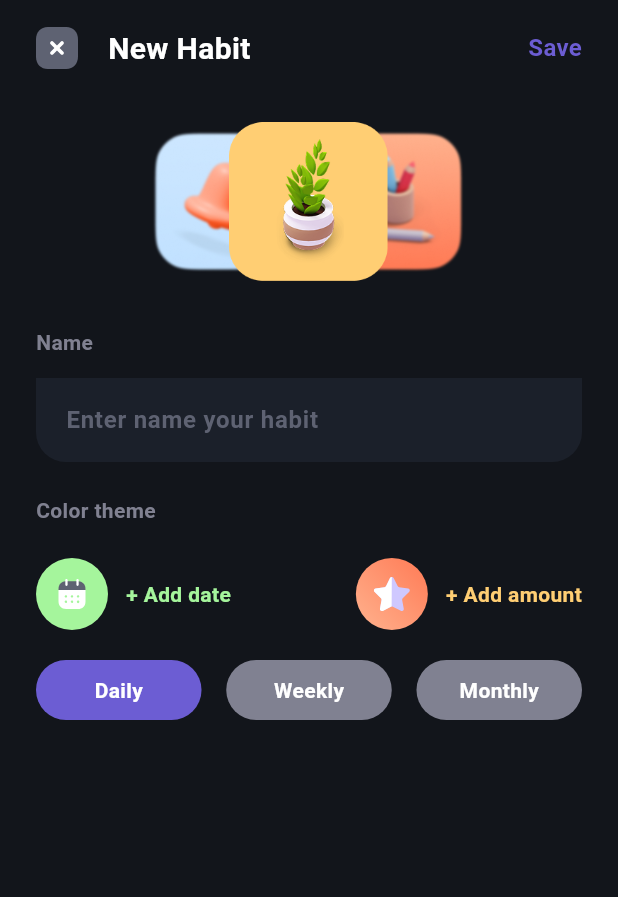
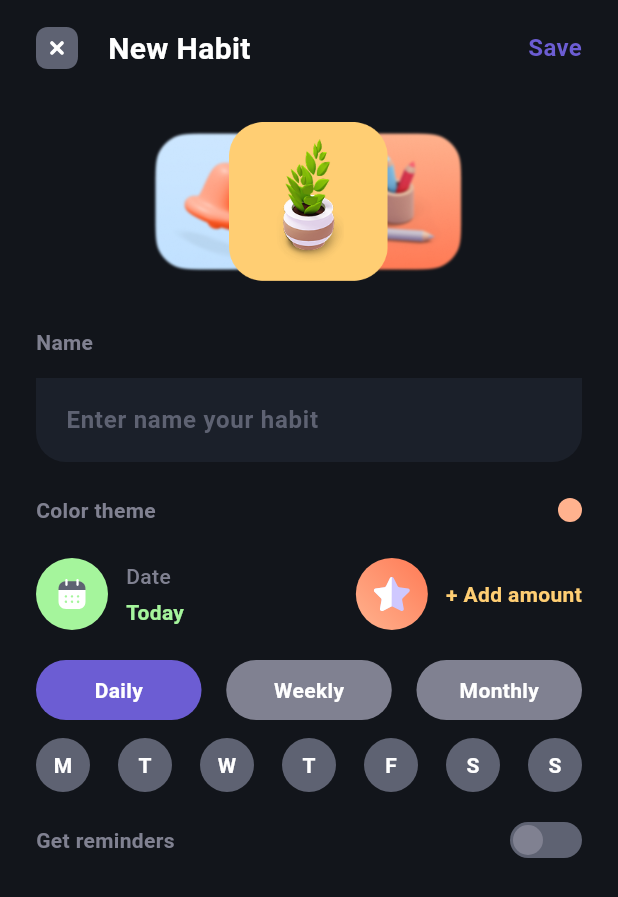
Before and after one commit to PSHEYH/hadeet, a Flutter app: the HabitCreationScreen screen opened by its route, after a tap on the "add" icon, on a phone screen of 412 x 824 dp. Shown: the top 897 px of the screen. Run offline on Flutter 3.47's test engine with Material 3 defaults, Android fonts, the light colour scheme and no system bars; drawn by our look-alikes of bounce; our stand-ins replace equatable, flutter_bloc, flutter_dotenv, flutter_svg, get_storage, go_router and 4 more; accounts and stored records are empty; generated files the repository leaves out were written again; Roboto replaces fonts that are missing (SF UI Display).

Commit message:
25.09 Added reminders to habit creation screen.

```diff
--- a/lib/bloc/habit_creation/habit_creation_cubit.dart
+++ b/lib/bloc/habit_creation/habit_creation_cubit.dart
@@ -16,8 +16,13 @@ class HabitCreationCubit extends Cubit<HabitCreationState> {
     0xFFCDE7FF,
     0xFFE2BDFF,
     0xFFFFA2C0,
-    0xFFCDE7FF,
-    0xFFA5F59C
+    0xFFFFCE73,
+    0xFFA5F59C,
+    0xFF558CE4
+  ];
+
+  List<String> daysOfWeek = [
+    'M','T','W','T','F','S','S'
   ];
 
   TextEditingController textEditingController = TextEditingController();
@@ -50,6 +55,22 @@ class HabitCreationCubit extends Cubit<HabitCreationState> {
     emit(state.copyWith(currentDate: date));
   }
 
+  void toggleGetReminders(bool value){
+    emit(state.copyWith(isSettingReminders: value));
+  }
+
+  void toggleGetRemindersAlt(){
+    if(state.isSettingReminders){
+      emit(state.copyWith(isSettingReminders: false, reminders: []));
+    } else {
+      emit(state.copyWith(isSettingReminders: true, reminders: [DateTime.now().copyWith(hour: 8, minute: 0)]));
+    }
+  }
+
+  void onChangeColor(){
+    emit(state.copyWith(isChoosingColors: !state.isChoosingColors));
+  }
+
   String upperCaseFirstLetter(String value) {
     return '${value[0].toUpperCase()}${value.substring(1)}';
   }
@@ -57,4 +78,15 @@ class HabitCreationCubit extends Cubit<HabitCreationState> {
   void goToCreation() {
     emit(state.copyWith(isChoosingCategories: false));
   }
+
+  void onSelectWeekDay(int weekDayIndex){
+    emit(state.copyWith(repeatWeekDays: state.repeatWeekDays.contains(weekDayIndex) ? state.repeatWeekDays.where((e) => e != weekDayIndex).toList() : <int>[...state.repeatWeekDays, weekDayIndex]));
+  }
+
+  void onDeleteReminder(DateTime time){
+    emit(state.copyWith(reminders: state.reminders.where((e) => e.hour != time.hour || e.minute != time.minute).toList()));
+  }
+  void onReminderTap(){
+
+  }
 }
--- a/lib/bloc/habit_creation/habit_creation_state.dart
+++ b/lib/bloc/habit_creation/habit_creation_state.dart
@@ -2,28 +2,31 @@ part of 'habit_creation_cubit.dart';
 
 @JsonSerializable()
 final class HabitCreationState extends Equatable {
-  HabitCreationState(
-      {required this.currentDate,
+  const HabitCreationState(
+      {
       required this.chosenColor,
       required this.repeatType,
       required this.amount,
       required this.reminders,
-      this.repeatWeekDay = 0,
+        this.currentDate,
+        this.isSettingReminders = false,
+      this.repeatWeekDays = const [],
       this.repeatDay = 0,
       this.isChoosingCategories = true,
       this.isKeyboardActive = false,
       this.isChoosingColors = false});
 
-  final DateTime currentDate;
+  final DateTime? currentDate;
   final bool isChoosingCategories;
   final int chosenColor;
   final RepeatType repeatType;
-  final int repeatWeekDay;
+  final List<int> repeatWeekDays;
   final int repeatDay;
   final int amount;
   final List<DateTime> reminders;
   final bool isKeyboardActive;
   final bool isChoosingColors;
+  final bool isSettingReminders;
 
   factory HabitCreationState.fromJson(Map<String, dynamic> json) =>
       _$HabitCreationStateFromJson(json);
@@ -36,11 +39,13 @@ final class HabitCreationState extends Equatable {
         isChoosingCategories,
         chosenColor,
         repeatDay,
-        repeatWeekDay,
+        repeatWeekDays,
         amount,
         reminders,
         isChoosingColors,
-        isKeyboardActive
+        isKeyboardActive,
+    repeatType,
+    isSettingReminders
       ];
 
   HabitCreationState copyWith({
@@ -49,11 +54,12 @@ final class HabitCreationState extends Equatable {
     int? chosenColor,
     RepeatType? repeatType,
     int? repeatDay,
-    int? repeatWeekDay,
+    List<int>? repeatWeekDays,
     int? amount,
     List<DateTime>? reminders,
     bool? isKeyboardActive,
     bool? isChoosingColors,
+    bool? isSettingReminders,
   }) {
     return HabitCreationState(
         currentDate: currentDate ?? this.currentDate,
@@ -61,10 +67,12 @@ final class HabitCreationState extends Equatable {
         chosenColor: chosenColor ?? this.chosenColor,
         repeatType: repeatType ?? this.repeatType,
         repeatDay: repeatDay ?? this.repeatDay,
-        repeatWeekDay: repeatWeekDay ?? this.repeatWeekDay,
+        repeatWeekDays: repeatWeekDays ?? this.repeatWeekDays,
         amount: amount ?? this.amount,
         reminders: reminders ?? this.reminders,
         isKeyboardActive: isKeyboardActive ?? this.isKeyboardActive,
-        isChoosingColors: isChoosingColors ?? this.isChoosingColors);
+        isChoosingColors: isChoosingColors ?? this.isChoosingColors,
+        isSettingReminders: isSettingReminders ?? this.isSettingReminders
+    );
   }
 }
--- /dev/null
+++ b/lib/ui/habit_creation/components/habit_available_colors_list.dart
@@ -0,0 +1,41 @@
+
+import 'package:flutter/material.dart';
+import 'package:hadeet/uikit/themes/_theme.dart';
+
+class HabitAvailableColorsList extends StatelessWidget {
+  const HabitAvailableColorsList({super.key, required this.colors, required this.chosenColor, required this.changeColor});
+  final List<int> colors;
+  final int chosenColor;
+  final Function(int) changeColor;
+
+
+  @override
+  Widget build(BuildContext context) {
+    return Wrap(
+      runSpacing: 8,
+      spacing: 24,
+      children: [
+        ...colors.map((e) => GestureDetector(
+          onTap: (){
+            changeColor(e);
+          },
+          child: Container(
+              width: 48,
+              height: 48,
+              decoration: BoxDecoration(
+                  borderRadius: BorderRadius.circular(12),
+                  border: chosenColor == e ? Border.all(color: CustomTheme.of(context).colors.primary1, width: 2) : null
+              ),
+              child: Center(
+                child: Container(
+                  width: 16,
+                  height: 16,
+                  decoration: BoxDecoration(shape: BoxShape.circle, color: Color(e)),
+                ),
+              )
+          ),
+        ))
+      ],
+    );
+  }
+}
--- a/lib/ui/habit_creation/components/habit_calendar_dialog.dart
+++ b/lib/ui/habit_creation/components/habit_calendar_dialog.dart
@@ -23,7 +23,7 @@ class HabitCalendarDialog extends StatelessWidget {
               builder: (context, state) {
                 final cubit = context.read<HabitCreationCubit>();
                 return TableCalendar(
-                  focusedDay: state.currentDate,
+                  focusedDay: state.currentDate ?? DateTime.now(),
                   firstDay: DateTime((DateTime.now().year - 1),
                       DateTime.now().month, DateTime.now().day),
                   lastDay: DateTime((DateTime.now().year + 3),
--- a/lib/ui/habit_creation/components/habit_creation_body.dart
+++ b/lib/ui/habit_creation/components/habit_creation_body.dart
@@ -1,11 +1,15 @@
 import 'package:bounce/bounce.dart';
+import 'package:flutter/cupertino.dart';
 import 'package:flutter/material.dart';
 import 'package:flutter/services.dart';
 import 'package:flutter_bloc/flutter_bloc.dart';
 import 'package:flutter_svg/flutter_svg.dart';
 import 'package:hadeet/bloc/habit_creation/habit_creation_cubit.dart';
 import 'package:hadeet/models/today/repeat_type.dart';
+import 'package:hadeet/ui/habit_creation/components/habit_available_colors_list.dart';
+import 'package:hadeet/ui/habit_creation/components/habit_reminder_switcher.dart';
 import 'package:hadeet/ui/habit_creation/components/repeat_type_button.dart';
+import 'package:hadeet/ui/habit_creation/components/row_reminder_time.dart';
 import 'package:hadeet/ui/login/components/default_textfield.dart';
 import 'package:hadeet/uikit/assets/icons.dart';
 import 'package:hadeet/uikit/assets/images.dart';
@@ -18,7 +22,6 @@ class HabitCreationBody extends StatelessWidget {
   @override
   Widget build(BuildContext context) {
     final cubit = context.read<HabitCreationCubit>();
-
     return SafeArea(
       child: Padding(
         padding: const EdgeInsets.symmetric(horizontal: 24),
@@ -66,7 +69,9 @@ class HabitCreationBody extends StatelessWidget {
                 ],
               ),
             ),
-            Column(
+            BlocBuilder<HabitCreationCubit, HabitCreationState>(
+              builder: (context, state) {
+                return Column(
                   mainAxisSize: MainAxisSize.min,
                   crossAxisAlignment: CrossAxisAlignment.start,
                   children: [
@@ -85,22 +90,23 @@ class HabitCreationBody extends StatelessWidget {
                             .typography
                             .body14Semibold
                             .copyWith(
-                            color: CustomTheme.of(context).colors.neutral3)),
+                                color:
+                                    CustomTheme.of(context).colors.neutral3)),
                     const SizedBox(
                       height: 12,
                     ),
                     DefaultTextField(
-                  isTextInput: cubit.state.isKeyboardActive,
+                      isTextInput: state.isKeyboardActive,
                       onChangeText: (value) {},
                       onTap: cubit.onInputTap,
-                  color: Color(cubit.state.chosenColor),
+                      color: Color(state.chosenColor),
                       hintText: 'Enter name your habit',
                     ),
                     const SizedBox(
                       height: 20,
                     ),
                     Bounce(
-                  onTap: () {},
+                      onTap: cubit.onChangeColor,
                       child: Row(
                         mainAxisAlignment: MainAxisAlignment.spaceBetween,
                         children: [
@@ -110,12 +116,16 @@ class HabitCreationBody extends StatelessWidget {
                                 .typography
                                 .body14Semibold
                                 .copyWith(
-                                color: CustomTheme.of(context).colors.neutral3),
+                                    color: CustomTheme.of(context)
+                                        .colors
+                                        .neutral3),
                           ),
                           Container(
+                            width: 16,
+                            height: 16,
                             decoration: BoxDecoration(
                                 shape: BoxShape.circle,
-                            color: Color(cubit.state.chosenColor)),
+                                color: Color(state.chosenColor)),
                           )
                         ],
                       ),
@@ -124,9 +134,13 @@ class HabitCreationBody extends StatelessWidget {
                         firstChild: const SizedBox(),
                         secondChild: Padding(
                           padding: const EdgeInsets.only(top: 12),
-                      child: Container(),
+                          child: HabitAvailableColorsList(
+                            colors: cubit.colors,
+                            chosenColor: state.chosenColor,
+                            changeColor: cubit.changeColor,
                           ),
-                    crossFadeState: cubit.state.isChoosingColors
+                        ),
+                        crossFadeState: state.isChoosingColors
                             ? CrossFadeState.showSecond
                             : CrossFadeState.showFirst,
                         duration: const Duration(milliseconds: 400)),
@@ -144,7 +158,9 @@ class HabitCreationBody extends StatelessWidget {
                                 Container(
                                   padding: const EdgeInsets.all(12),
                                   decoration: BoxDecoration(
-                                color: CustomTheme.of(context).colors.semantic4,
+                                    color: CustomTheme.of(context)
+                                        .colors
+                                        .semantic4,
                                     shape: BoxShape.circle,
                                   ),
                                   child: SvgPicture.asset(
@@ -156,8 +172,13 @@ class HabitCreationBody extends StatelessWidget {
                                 const SizedBox(
                                   width: 12,
                                 ),
+                                Column(
+                                  crossAxisAlignment: CrossAxisAlignment.start,
+                                  children: [
+                                    if(state.repeatType == RepeatType.daily || state.currentDate != null)
+                                      Text('Date', style: CustomTheme.of(context).typography.body14Medium.copyWith(color: CustomTheme.of(context).colors.neutral3)),
                                     Text(
-                              '+ Add date',
+                                      state.repeatType == RepeatType.daily || state.currentDate != null ? 'Today' : '+ Add date',
                                       style: CustomTheme.of(context)
                                           .typography
                                           .body14Semibold
@@ -165,6 +186,8 @@ class HabitCreationBody extends StatelessWidget {
                                               color: CustomTheme.of(context)
                                                   .colors
                                                   .semantic4),
+                                    ),
+                                  ],
                                 ),
                               ],
                             ),
@@ -211,9 +234,10 @@ class HabitCreationBody extends StatelessWidget {
                         Expanded(
                           child: RepeatTypeButton(
                               title: 'Daily',
-                          isSelected:
-                              cubit.state.repeatType == RepeatType.daily,
-                          onTap: () {}),
+                              isSelected: state.repeatType == RepeatType.daily,
+                              onTap: () {
+                                cubit.changeRepeatType(RepeatType.daily);
+                              }),
                         ),
                         SizedBox(
                           width: 0.04 * MediaQuery.of(context).size.width,
@@ -221,9 +245,10 @@ class HabitCreationBody extends StatelessWidget {
                         Expanded(
                           child: RepeatTypeButton(
                               title: 'Weekly',
-                          isSelected:
-                              cubit.state.repeatType == RepeatType.weekly,
-                          onTap: () {}),
+                              isSelected: state.repeatType == RepeatType.weekly,
+                              onTap: () {
+                                cubit.changeRepeatType(RepeatType.weekly);
+                              }),
                         ),
                         SizedBox(
                           width: 0.04 * MediaQuery.of(context).size.width,
@@ -232,12 +257,42 @@ class HabitCreationBody extends StatelessWidget {
                           child: RepeatTypeButton(
                               title: 'Monthly',
                               isSelected:
-                              cubit.state.repeatType == RepeatType.weekly,
-                          onTap: () {}),
+                                  state.repeatType == RepeatType.monthly,
+                              onTap: () {
+                                cubit.changeRepeatType(RepeatType.monthly);
+                              }),
                         )
                       ],
-                )
+                    ),
+                    Padding(
+                      padding: const EdgeInsets.only(top: 12),
+                      child: Row(
+                        mainAxisAlignment: MainAxisAlignment.spaceBetween,
+                        children: [
+                          ...cubit.daysOfWeek.asMap().entries.map((e) => GestureDetector(
+                            onTap: (){
+                              cubit.onSelectWeekDay(e.key);
+                            },
+                            child: Container(
+                              width: 36,
+                              height: 36,
+                              decoration: BoxDecoration(color: state.repeatWeekDays.contains(e.key) ? CustomTheme.of(context).colors.primary1 : CustomTheme.of(context).colors.neutral2, shape: BoxShape.circle),
+                              child: Center(
+                                child: Text(e.value, style: CustomTheme.of(context).typography.body14Semibold.copyWith(color: CustomTheme.of(context).colors.neutral4)),
+                              ),
+                            ),
+                          ))
                         ],
+                      ),
+                    ),
+                    Padding(padding: const EdgeInsets.only(top: 20), child: Row(mainAxisAlignment: MainAxisAlignment.spaceBetween ,children: [
+                      Text('Get reminders', style: CustomTheme.of(context).typography.body14Semibold.copyWith(color:CustomTheme.of(context).colors.neutral3),),
+                      HabitReminderSwitcher(value: state.isSettingReminders, inactiveThumbColor: CustomTheme.of(context).colors.neutral3, inactiveTrackColor: CustomTheme.of(context).colors.neutral2, activeColorGradient: AppColors.gradient5, activeColorThumb: AppColors.gradient1, onSwitch: cubit.toggleGetRemindersAlt)
+                    ],)),
+                    AnimatedCrossFade(firstChild:  Container(), secondChild: Column(children: [...state.reminders.map((e) => RowReminderTime(time: e, onTap: cubit.onReminderTap, onClose: cubit.onDeleteReminder)).toList()]), crossFadeState: state.isSettingReminders ? CrossFadeState.showSecond : CrossFadeState.showFirst, duration: const Duration(milliseconds: 300)),
+                  ],
+                );
+              },
             ),
           ],
         ),
--- /dev/null
+++ b/lib/ui/habit_creation/components/habit_reminder_switcher.dart
@@ -0,0 +1,44 @@
+import 'package:flutter/material.dart';
+
+class HabitReminderSwitcher extends StatelessWidget {
+  const HabitReminderSwitcher({super.key, required this.value, required this.inactiveThumbColor, required this.inactiveTrackColor, required this.activeColorGradient, required this.activeColorThumb, required this.onSwitch});
+
+  final bool value;
+  final Function() onSwitch;
+  final LinearGradient activeColorGradient;
+  final LinearGradient activeColorThumb;
+  final Color inactiveTrackColor;
+  final Color inactiveThumbColor;
+
+  @override
+  Widget build(BuildContext context) {
+    return GestureDetector(
+      onTap: onSwitch,
+      child: Container(
+        width: 48,
+        height: 24,
+        padding: const EdgeInsets.all(2),
+        decoration: BoxDecoration(
+            borderRadius: BorderRadius.circular(200),
+            gradient: value ? activeColorGradient : null,
+            color: value ? null : inactiveTrackColor),
+        child: Stack(
+          children: [
+            AnimatedAlign(
+              alignment: value ? Alignment.topRight : Alignment.topLeft,
+              duration: const Duration(milliseconds: 200),
+              child: Container(
+                height: 20,
+                width: 20,
+                decoration: BoxDecoration(
+                    shape: BoxShape.circle,
+                    color: value ? null : inactiveThumbColor,
+                    gradient: value ? activeColorThumb : null),
+              ),
+            ),
+          ],
+        ),
+      ),
+    );
+  }
+}
--- /dev/null
+++ b/lib/ui/habit_creation/components/row_reminder_time.dart
@@ -0,0 +1,29 @@
+
+import 'package:flutter/material.dart';
+import 'package:flutter_svg/flutter_svg.dart';
+import 'package:hadeet/uikit/assets/icons.dart';
+import 'package:hadeet/uikit/themes/_theme.dart';
+import 'package:intl/intl.dart';
+
+class RowReminderTime extends StatelessWidget {
+  const RowReminderTime({super.key, required this.time, required this.onTap, required this.onClose});
+
+  final DateTime time;
+  final Function() onTap;
+  final Function(DateTime) onClose;
+
+  @override
+  Widget build(BuildContext context) {
+    return Padding(padding: const EdgeInsets.only(top: 12), child: Row(
+      children: [
+        SvgPicture.asset(AppIcons.clock, width: 20, height: 20,),
+        const SizedBox(width: 10,),
+        Text(DateFormat('HH:mm').format(time), style: CustomTheme.of(context).typography.body14Semibold.copyWith(color: CustomTheme.of(context).colors.neutral4),),
+        const Spacer(),
+        GestureDetector(onTap: (){
+          onClose(time);
+        } ,child: SvgPicture.asset(AppIcons.closeSquare),)
+      ],
+    ));
+  }
+}
--- a/lib/ui/habit_creation/habit_creation_view.dart
+++ b/lib/ui/habit_creation/habit_creation_view.dart
@@ -18,8 +18,8 @@ class HabitCreationView extends StatelessWidget {
           FocusScope.of(context).unfocus();
         },
         child: state.isChoosingCategories
-            ? HabitCreationMenu()
-            : HabitCreationBody(),
+            ? const HabitCreationMenu()
+            : const HabitCreationBody(),
       );
     });
   }
--- a/lib/uikit/assets/icons.dart
+++ b/lib/uikit/assets/icons.dart
@@ -18,4 +18,5 @@ class AppIcons {
   static const String squareView = 'assets/icons/square_view.svg';
   static const String listView = 'assets/icons/list_view.svg';
   static const String star = 'assets/icons/star.svg';
+  static const String clock = 'assets/icons/clock.svg';
 }
```
Also changed, not shown: assets/icons/clock.svg (added). Lines whose indentation alone changed are shown as unchanged.
